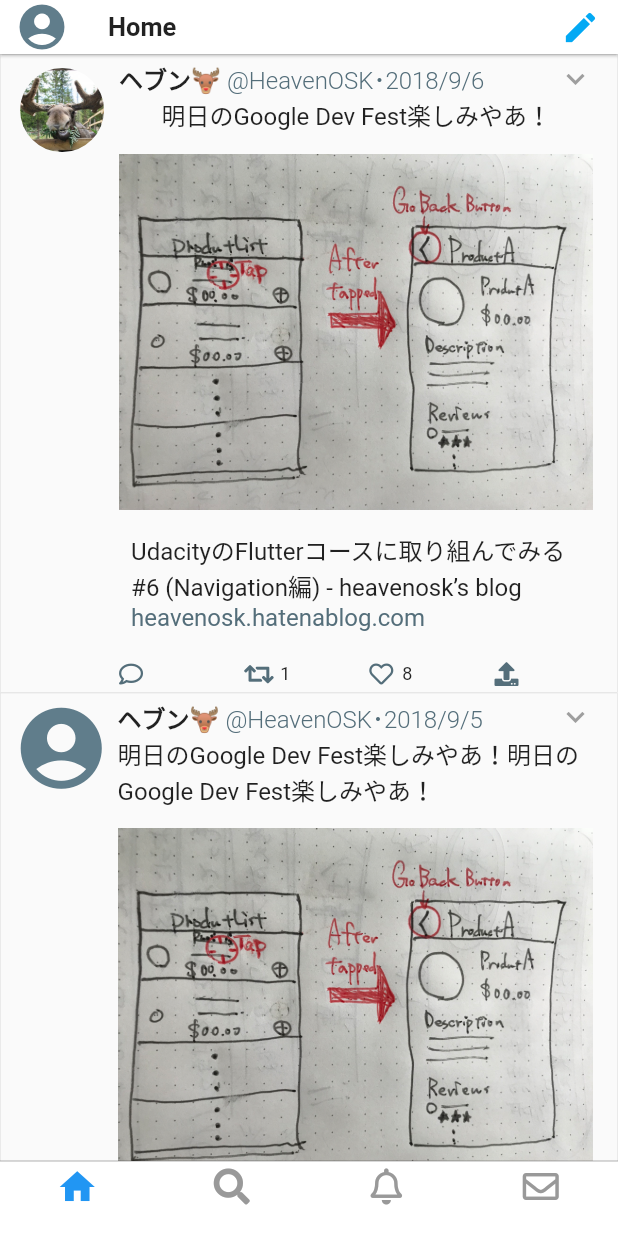
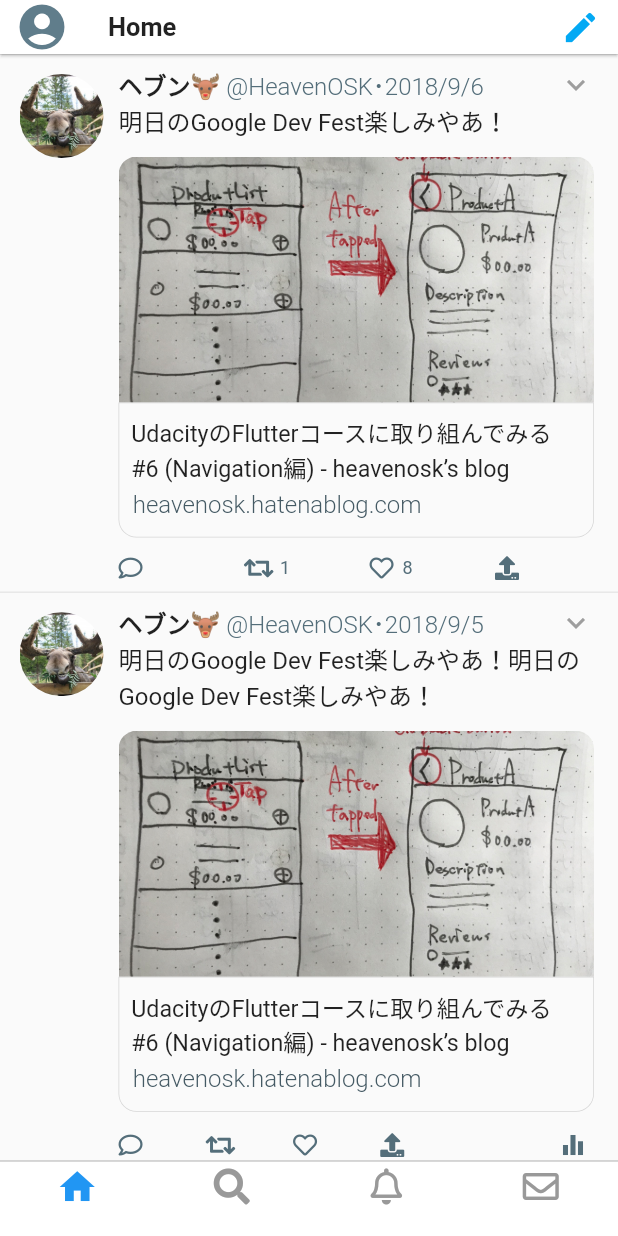
Before and after one commit to HeavenOSK/Flitter, a Flutter app: the screen it shows after launch, on a phone screen of 412 x 824 dp. Run offline on Flutter 3.47's test engine with Material 2 defaults, Android fonts, the phone set to English and light mode, and no system bars; our stand-ins replace font_awesome_flutter.

Commit message:
Done Layouting Home Page

```diff
--- a/lib/ui/components/tweet_card.dart
+++ b/lib/ui/components/tweet_card.dart
@@ -17,11 +17,18 @@ class TweetCard extends StatelessWidget {
 
   @override
   Widget build(BuildContext context) {
-    return Container(
-      width: MediaQuery.of(context).size.width,
-      padding: EdgeInsets.fromLTRB(8.0, 4.0, 16.0, 4.0),
+    return Center(
+      child: Container(
+        width: (MediaQuery.of(context).size.width < 5.0)
+            ? MediaQuery.of(context).size.width
+            : 600.0,
+        padding: EdgeInsets.fromLTRB(8.0, 8.0, 16.0, 8.0),
         decoration: BoxDecoration(
-        border: Border.all(width: 0.4, color: Colors.grey[300]),
+          border: Border(
+            top: BorderSide(width: 0.4, color: Colors.grey[300]),
+            bottom: BorderSide(width: 0.4, color: Colors.grey[300]),
+          ),
+          //all(width: 0.4, color: Colors.grey[300]),
         ),
         child: Row(
           crossAxisAlignment: CrossAxisAlignment.start,
@@ -30,7 +37,8 @@ class TweetCard extends StatelessWidget {
             Padding(
               padding: const EdgeInsets.fromLTRB(0.0, 0.0, 5.0, 0.0),
               child: (tweet.userImagetUrl == '')
-                ? Icon(Icons.account_circle, size: 65.0, color: Colors.blueGrey)
+                  ? Icon(Icons.account_circle,
+                      size: 65.0, color: Colors.blueGrey)
                   : Padding(
                       padding: const EdgeInsets.all(5.0),
                       child: Container(
@@ -40,8 +48,7 @@ class TweetCard extends StatelessWidget {
                             shape: BoxShape.circle,
                             image: new DecorationImage(
                               fit: BoxFit.cover,
-                            image: Image
-                                .asset('assets/sample_profile01.jpg')
+                              image: Image.asset('assets/sample_profile01.jpg')
                                   .image,
                             ),
                           )),
@@ -53,11 +60,13 @@ class TweetCard extends StatelessWidget {
                 children: <Widget>[
                   _buildTopRow(),
                   _buildContents(),
+                  _buildLinkContents(),
                   _buildButtonList(),
                 ],
               ),
             ),
           ],
+        ),
       ),
     );
   }
@@ -100,29 +109,45 @@ class TweetCard extends StatelessWidget {
 
   //Tweetの内容部分
   Widget _buildContents() {
-    return Column(
-      children: <Widget>[
-        Container(
+    return Container(
       child: Text(
         tweet.contents,
         style: TextStyle(fontSize: _fontSize, color: _mainColor),
       ),
-        ),
-        //todo: Separate this padding widget above linkCard
-        Padding(
-          padding: const EdgeInsets.fromLTRB(0.0, 8.0, 0.0, 0.0),
+    );
+  }
+
+  //Tweetの内容部分
+  Widget _buildLinkContents() {
+    return Container(
+      margin: new EdgeInsets.fromLTRB(0.0, 12.0, 0.0, 0.0),
       child: Column(
+        mainAxisAlignment: MainAxisAlignment.start,
+        crossAxisAlignment: CrossAxisAlignment.start,
         children: <Widget>[
           Container(
               width: 1000.0,
-                  height: 250.0,
+              height: 164.0,
               decoration: new BoxDecoration(
+                borderRadius: BorderRadius.only(
+                    topLeft: Radius.circular(12.0),
+                    topRight: Radius.circular(12.0)),
                 image: new DecorationImage(
+                  fit: BoxFit.cover,
                   image: Image.asset('assets/link_sample_image.jpeg').image,
                 ),
               )),
-              Padding(
+          Container(
             padding: const EdgeInsets.all(8.0),
+            decoration: new BoxDecoration(
+              border: Border.all(
+                color: Colors.grey[350],
+                width: 0.5,
+              ),
+              borderRadius: BorderRadius.only(
+                  bottomLeft: Radius.circular(12.0),
+                  bottomRight: Radius.circular(12.0)),
+            ),
             child: Column(
               crossAxisAlignment: CrossAxisAlignment.start,
               children: <Widget>[
@@ -130,15 +155,20 @@ class TweetCard extends StatelessWidget {
                   'UdacityのFlutterコースに取り組んでみる #6 (Navigation編) - heavenosk’s blog',
                   textAlign: TextAlign.start,
                   style: TextStyle(
-                        fontSize: _fontSize,
+                    fontWeight: FontWeight.w400,
+                    fontSize: _fontSize - 0.5,
                   ),
                 ),
-                    Text(
+                Container(
+                  padding: const EdgeInsets.fromLTRB(1.0, 4.0, 1.0, 4.0),
+                  child: Text(
                     'heavenosk.hatenablog.com',
                     textAlign: TextAlign.start,
                     style: TextStyle(
-                        color: _subColor,
+                      color: Colors.blueGrey[700],
+                      fontWeight: FontWeight.w300,
                       fontSize: _fontSize,
+                    ),
                   ),
                 ),
               ],
@@ -146,8 +176,6 @@ class TweetCard extends StatelessWidget {
           ),
         ],
       ),
-        ),
-      ],
     );
   }
 
@@ -171,26 +199,37 @@ class TweetCard extends StatelessWidget {
           ),
           Icon(FontAwesomeIcons.retweet,
               size: 16.0,
-              color: (tweet.isRetweetedByMe) ? Colors.greenAccent : _subColor),
+              color: (tweet.isRetweetedByMe) ? Colors.green[400] : _subColor),
           Expanded(
             flex: 1,
             child: Container(
               padding: EdgeInsets.fromLTRB(8.0, 0.0, 0.0, 0.0),
               child: (tweet.retweetedCount > 0)
                   ? Text(tweet.retweetedCount.toString(),
-                      style: TextStyle(fontSize: 12.0))
+                      style: TextStyle(
+                          fontSize: 12.0,
+                          color: (tweet.isRetweetedByMe)
+                              ? Colors.green[400]
+                              : _subColor))
                   : Container(),
             ),
           ),
           (tweet.isLikedByMe)
-              ? Icon(FontAwesomeIcons.solidHeart, size: 16.0, color: Colors.red)
+              ? Icon(FontAwesomeIcons.solidHeart,
+                  size: 16.0, color: Colors.pink[600])
               : Icon(FontAwesomeIcons.heart, size: 16.0, color: _subColor),
           Expanded(
             flex: 1,
             child: Container(
                 padding: EdgeInsets.fromLTRB(6.0, 0.0, 0.0, 0.0),
-                child: Text(tweet.likedCount.toString(),
-                    style: TextStyle(fontSize: 12.0))),
+                child: (tweet.likedCount > 0)
+                    ? Text(tweet.likedCount.toString(),
+                        style: TextStyle(
+                            fontSize: 12.0,
+                            color: (tweet.isLikedByMe)
+                                ? Colors.pink[600]
+                                : _subColor))
+                    : Container()),
           ),
           Icon(FontAwesomeIcons.upload, size: 16.0, color: _subColor),
           (tweet.isTweetedByMe)
--- a/lib/ui/pages/home.dart
+++ b/lib/ui/pages/home.dart
@@ -31,11 +31,13 @@ class Home extends StatelessWidget {
             ],
           ),
         ),
-        body: ListView.builder(
-            itemCount: _homeListItems.length,
-            itemBuilder: (context, index) {
-              return _homeListItems[index];
-            }),
+        body: Center(
+          child: ListView.builder(
+              itemCount: _homeListItems.length,
+              itemBuilder: (context, index) {
+                return _homeListItems[index];
+              }),
+        ),
       ),
     );
   }
--- a/lib/ui/pages/tweet_helper.dart
+++ b/lib/ui/pages/tweet_helper.dart
@@ -8,60 +8,63 @@ class TweetHelper {
       contents: '明日のGoogle Dev Fest楽しみやあ！',
       retweetedCount: 1,
       likedCount: 8,
-    userImagetUrl: 'basic'
-  );
+      userImagetUrl: 'basic');
   static final tweet02 = Tweet(
     userName: 'ヘブン🦌',
     accountName: 'HeavenOSK',
     dateTime: DateTime(2018, 09, 05),
     contents: '明日のGoogle Dev Fest楽しみやあ！明日のGoogle Dev Fest楽しみやあ！',
-    isTweetedByMe : true,
+    isTweetedByMe: true,
+    userImagetUrl: 'basic',
   );
   static final tweet03 = Tweet(
     userName: 'ヘブン🦌',
     accountName: 'HeavenOSK',
     dateTime: DateTime(2018, 09, 04),
-    contents: '明日のGoogle Dev Fest楽しみやあ！明日のGoogle Dev Fest楽しみやあ！明日のGoogle Dev Fest楽しみやあ！',
+    contents:
+        '明日のGoogle Dev Fest楽しみやあ！明日のGoogle Dev Fest楽しみやあ！明日のGoogle Dev Fest楽しみやあ！',
     retweetedCount: 36,
     likedCount: 18,
-    isTweetedByMe : false,
-    isRetweetedByMe : true,
-    isLikedByMe : true,
+    isTweetedByMe: false,
+    isRetweetedByMe: true,
+    isLikedByMe: true,
   );
 
   static final tweet04 = Tweet(
       userName: 'ヘブン🦌',
       accountName: 'HeavenOSK',
       dateTime: DateTime(2018, 09, 03),
-    contents: '明日のGoogle Dev Fest楽しみやあ！明日のGoogle Dev Fest楽しみやあ！明日のGoogle Dev Fest楽しみやあ！明日のGoogle Dev Fest楽しみやあ！',
-    repliedCount:5,
+      contents:
+          '明日のGoogle Dev Fest楽しみやあ！明日のGoogle Dev Fest楽しみやあ！明日のGoogle Dev Fest楽しみやあ！明日のGoogle Dev Fest楽しみやあ！',
+      repliedCount: 5,
       retweetedCount: 8,
       likedCount: 8,
-    isRetweetedByMe : true,
-  );
+      isRetweetedByMe: true,
+      userImagetUrl: 'basic');
 
   static final tweet05 = Tweet(
       userName: 'ヘブン🦌',
       accountName: 'HeavenOSK',
       dateTime: DateTime(2018, 09, 02),
-    contents: '明日のGoogle Dev Fest楽しみやあ！明日のGoogle Dev Fest楽しみやあ！明日のGoogle Dev Fest楽しみやあ！明日のGoogle Dev Fest楽しみやあ！明日のGoogle Dev Fest楽しみやあ！',
-    repliedCount:1,
+      contents:
+          '明日のGoogle Dev Fest楽しみやあ！明日のGoogle Dev Fest楽しみやあ！明日のGoogle Dev Fest楽しみやあ！明日のGoogle Dev Fest楽しみやあ！明日のGoogle Dev Fest楽しみやあ！',
+      repliedCount: 1,
       likedCount: 1,
-    userImagetUrl: 'kkk'
-  );
+      userImagetUrl: 'kkk');
 
   static final tweet06 = Tweet(
       userName: 'ヘブン🦌',
       accountName: 'HeavenOSK',
       dateTime: DateTime(2018, 09, 01),
-    contents: '明日のGoogle Dev Fest楽しみやあ！明日のGoogle Dev Fest楽しみやあ！明日のGoogle Dev Fest楽しみやあ！明日のGoogle Dev Fest楽しみやあ！明日のGoogle Dev Fest楽しみやあ！明日のGoogle Dev Fest楽しみやあ！',
-    repliedCount:2,
+      contents:
+          '明日のGoogle Dev Fest楽しみやあ！明日のGoogle Dev Fest楽しみやあ！明日のGoogle Dev Fest楽しみやあ！明日のGoogle Dev Fest楽しみやあ！明日のGoogle Dev Fest楽しみやあ！明日のGoogle Dev Fest楽しみやあ！',
+      repliedCount: 2,
       retweetedCount: 320,
       likedCount: 88,
-  );
+      userImagetUrl: 'basic');
 
+  static var tweetList = [tweet01, tweet02, tweet03, tweet04, tweet05];
 
-  static var tweetList = [tweet01,tweet02,tweet03,tweet04,tweet05];
   static List<Tweet> getTweets() {
     return tweetList;
   }
```
Lines whose indentation alone changed are shown as unchanged.
